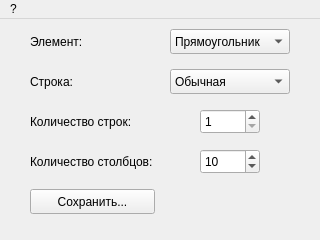
Qt form mainwindow.ui (MegaSamuel/PatternDraw) before a commit.
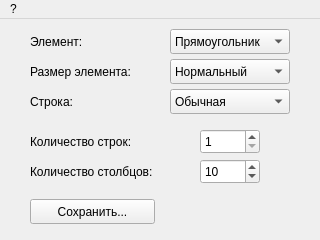
The same form after that commit.

Commit message: ft-new-func : добавили установку размера элемента, ограничили количество строк и стобцов

```diff
--- a/mainwindow.ui
+++ b/mainwindow.ui
@@ -18,7 +18,7 @@
     <property name="geometry">
      <rect>
       <x>30</x>
-      <y>90</y>
+      <y>110</y>
       <width>130</width>
       <height>25</height>
      </rect>
@@ -31,7 +31,7 @@
     <property name="geometry">
      <rect>
       <x>30</x>
-      <y>130</y>
+      <y>140</y>
       <width>130</width>
       <height>25</height>
      </rect>
@@ -44,7 +44,7 @@
     <property name="geometry">
      <rect>
       <x>200</x>
-      <y>90</y>
+      <y>110</y>
       <width>60</width>
       <height>25</height>
      </rect>
@@ -56,14 +56,14 @@
      <number>1</number>
     </property>
     <property name="maximum">
-     <number>256</number>
+     <number>128</number>
     </property>
    </widget>
    <widget class="QSpinBox" name="spinColumn">
     <property name="geometry">
      <rect>
       <x>200</x>
-      <y>130</y>
+      <y>140</y>
       <width>60</width>
       <height>25</height>
      </rect>
@@ -75,7 +75,7 @@
      <number>1</number>
     </property>
     <property name="maximum">
-     <number>256</number>
+     <number>128</number>
     </property>
     <property name="value">
      <number>10</number>
@@ -85,7 +85,7 @@
     <property name="geometry">
      <rect>
       <x>30</x>
-      <y>170</y>
+      <y>180</y>
       <width>125</width>
       <height>25</height>
      </rect>
@@ -111,7 +111,7 @@
     <property name="geometry">
      <rect>
       <x>30</x>
-      <y>50</y>
+      <y>70</y>
       <width>130</width>
       <height>25</height>
      </rect>
@@ -147,7 +147,7 @@
     <property name="geometry">
      <rect>
       <x>170</x>
-      <y>50</y>
+      <y>70</y>
       <width>120</width>
       <height>25</height>
      </rect>
@@ -166,6 +166,47 @@
      </property>
     </item>
    </widget>
+   <widget class="QLabel" name="labelSize">
+    <property name="geometry">
+     <rect>
+      <x>30</x>
+      <y>40</y>
+      <width>130</width>
+      <height>25</height>
+     </rect>
+    </property>
+    <property name="text">
+     <string>Размер элемента:</string>
+    </property>
+   </widget>
+   <widget class="QComboBox" name="comboBoxSize">
+    <property name="geometry">
+     <rect>
+      <x>170</x>
+      <y>40</y>
+      <width>120</width>
+      <height>25</height>
+     </rect>
+    </property>
+    <property name="currentIndex">
+     <number>1</number>
+    </property>
+    <item>
+     <property name="text">
+      <string>Маленький</string>
+     </property>
+    </item>
+    <item>
+     <property name="text">
+      <string>Нормальный</string>
+     </property>
+    </item>
+    <item>
+     <property name="text">
+      <string>Огромный</string>
+     </property>
+    </item>
+   </widget>
   </widget>
   <widget class="QMenuBar" name="menuBar">
    <property name="geometry">
```
Left out of the diff: 2 changed lines with no effect on the pictures. The commit also changes 4 other files.
